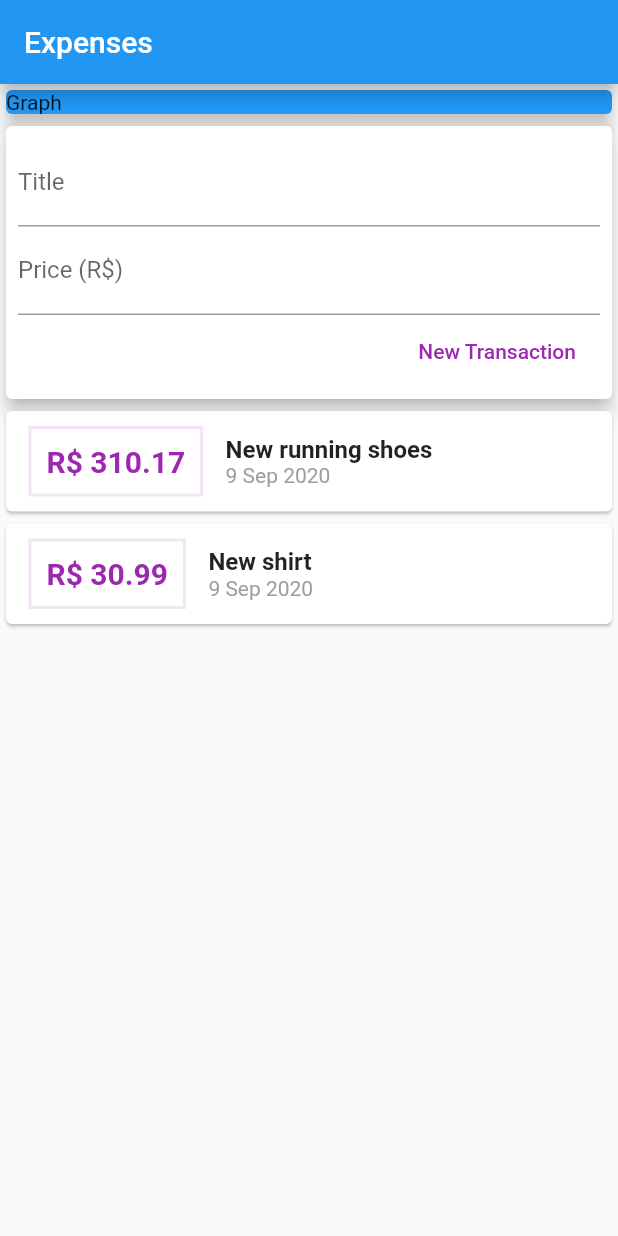
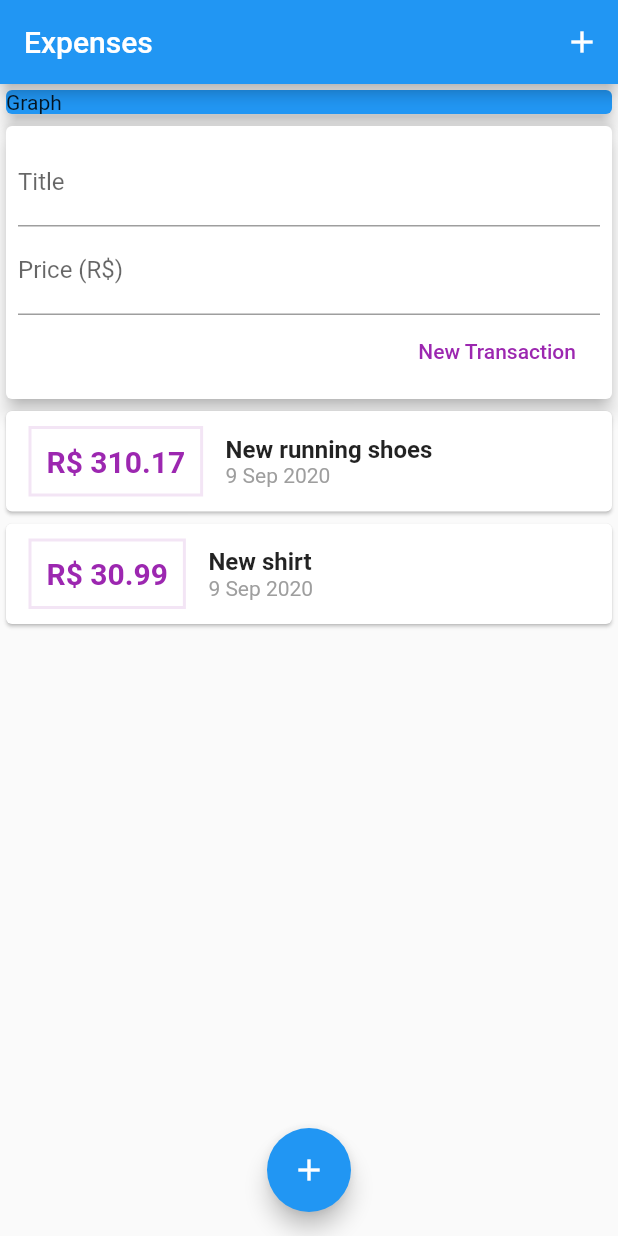
Before and after one commit to andre-pelisoli/expenses, a Flutter app: the screen it shows after launch, on a phone screen of 412 x 824 dp. Run offline on Flutter 3.47's test engine with Material 2 defaults, Android fonts, the phone set to English and light mode, and no system bars.

Commit message:
Creating float button and adding button on AppBar widget

```diff
--- a/lib/main.dart
+++ b/lib/main.dart
@@ -19,6 +19,9 @@ class MyHome extends StatelessWidget {
     return Scaffold(
       appBar: AppBar(
         title: Text("Expenses"),
+        actions: <Widget>[
+          IconButton(icon: Icon(Icons.add), onPressed: () {}),
+        ],
       ),
       body: SingleChildScrollView(
         child: Column(
@@ -34,6 +37,12 @@ class MyHome extends StatelessWidget {
             TransactionUser()
           ],
         ),
-        ));
+      ),
+      floatingActionButton: FloatingActionButton(
+        child: Icon(Icons.add),
+        onPressed: () {},
+      ),
+      floatingActionButtonLocation: FloatingActionButtonLocation.centerFloat,
+    );
   }
 }
```
Also changed, not shown: lib/components/transaction_form.dart (+15 -7 lines). Lines whose indentation alone changed are shown as unchanged.
